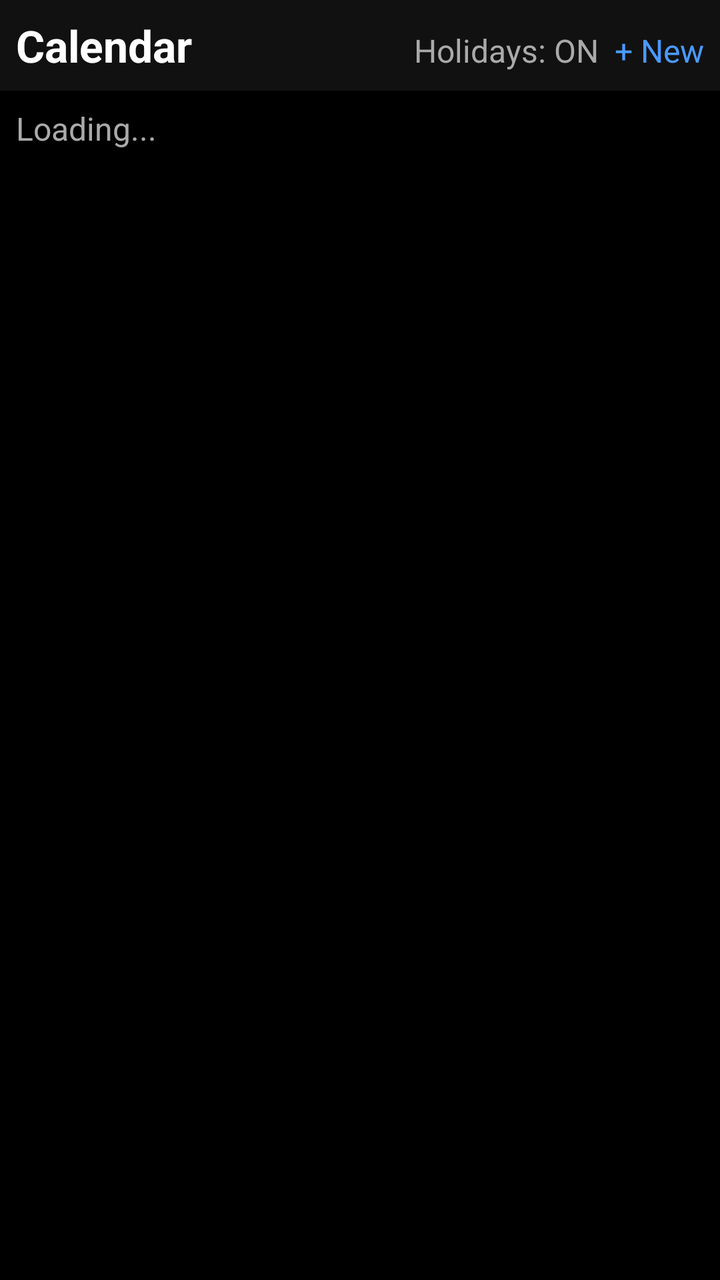
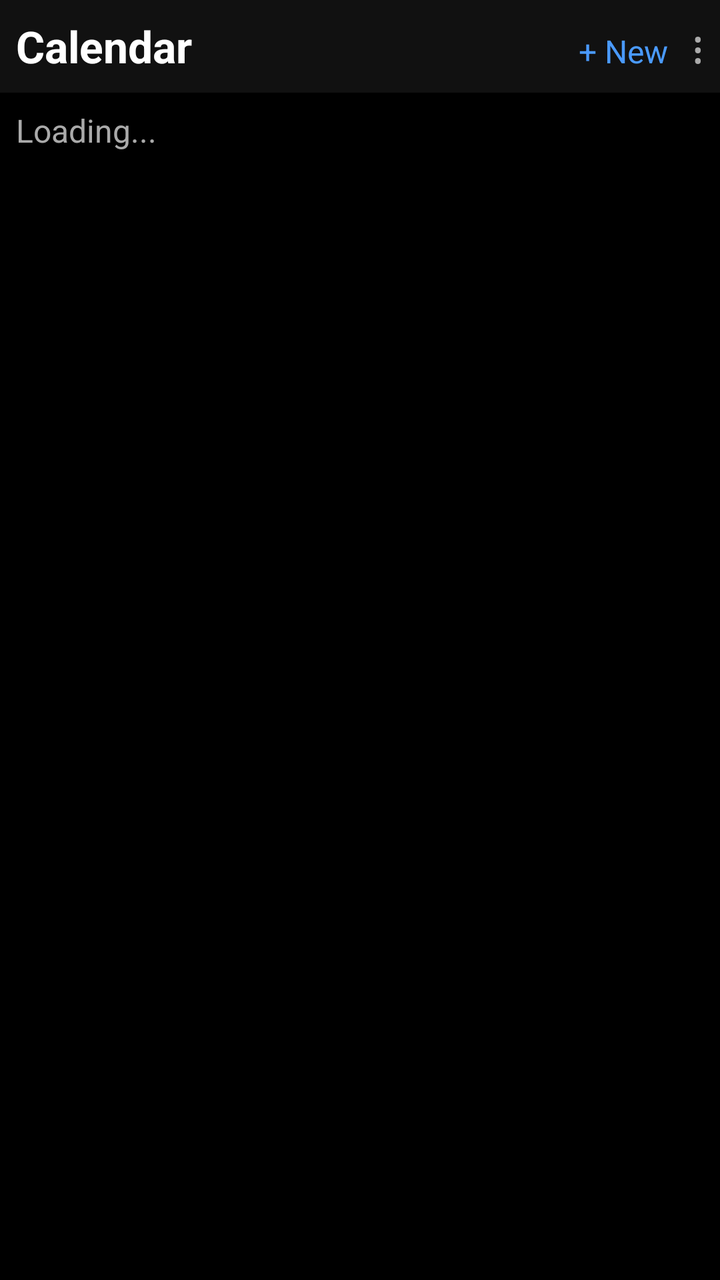

Screens rendered from an Android XML layout before and after an edit, with the pre-edit source and the edit as a unified diff.
<!-- AndroidManifest.xml: application theme Theme.Flip2Calendar -->
<!-- res/layout/activity_main.xml -->
<?xml version="1.0" encoding="utf-8"?>
<LinearLayout xmlns:android="http://schemas.android.com/apk/res/android"
    android:layout_width="match_parent"
    android:layout_height="match_parent"
    android:orientation="vertical"
    android:background="#000000">

    <LinearLayout
        android:id="@+id/toolbar"
        android:layout_width="match_parent"
        android:layout_height="wrap_content"
        android:orientation="horizontal"
        android:padding="8dp"
        android:background="#111111">

        <TextView
            android:id="@+id/tvTitle"
            android:maxLines="2"
            android:singleLine="false"
            android:layout_width="0dp"
            android:layout_height="wrap_content"
            android:layout_weight="1"
            android:text="Calendar"
            android:textColor="#FFFFFF"
            android:textSize="22sp"
            android:textStyle="bold" />

        <TextView
            android:id="@+id/tvHolidayToggle"
            android:layout_width="wrap_content"
            android:layout_height="wrap_content"
            android:text="Holidays: ON"
            android:textColor="#AAAAAA"
            android:textSize="16sp"
            android:paddingStart="8dp"
            android:focusable="true"
            android:clickable="true" />

        <TextView
            android:id="@+id/tvNewEvent"
            android:layout_width="wrap_content"
            android:layout_height="wrap_content"
            android:text="+ New"
            android:textColor="#4a9aff"
            android:textSize="16sp"
            android:paddingStart="8dp"
            android:focusable="true"
            android:clickable="true" />

    </LinearLayout>

    <TextView
        android:id="@+id/tvStatus"
        android:layout_width="match_parent"
        android:layout_height="wrap_content"
        android:text="Loading..."
        android:textColor="#AAAAAA"
        android:textSize="16sp"
        android:padding="8dp"
        android:visibility="visible" />

    <ListView
        android:id="@+id/listView"
        android:layout_width="match_parent"
        android:layout_height="0dp"
        android:layout_weight="1"
        android:divider="#222222"
        android:dividerHeight="1dp"
        android:scrollbars="vertical"
        android:focusable="true"
        android:drawSelectorOnTop="false"
        android:listSelector="@drawable/list_item_selector"
        android:focusableInTouchMode="true" />

</LinearLayout>
<!-- resources referenced by this layout -->
<resources>
  <!-- drawable list_item_selector (drawable) -->
  <?xml version="1.0" encoding="utf-8"?>
  <selector xmlns:android="http://schemas.android.com/apk/res/android">
      <item android:state_selected="true"
          android:drawable="@color/item_focused" />
      <item android:state_pressed="true"
          android:drawable="@color/item_focused" />
      <item android:drawable="@android:color/transparent" />
  </selector>
  <style name="Theme.Flip2Calendar" parent="Base.Theme.Flip2Calendar" />
  <color name="item_focused">#2a4a7a</color>
  <style name="Base.Theme.Flip2Calendar" parent="Theme.Material3.DayNight.NoActionBar">
          
          
      </style>
</resources>

<!-- the commit's change to res/layout/activity_main.xml (unified diff, before → after) -->
@@ -1,5 +1,6 @@
 <?xml version="1.0" encoding="utf-8"?>
 <LinearLayout xmlns:android="http://schemas.android.com/apk/res/android"
+    xmlns:tools="http://schemas.android.com/tools"
     android:layout_width="match_parent"
     android:layout_height="match_parent"
     android:orientation="vertical"
@@ -11,30 +12,21 @@
         android:layout_height="wrap_content"
         android:orientation="horizontal"
         android:padding="8dp"
-        android:background="#111111">
+        android:background="#111111"
+        android:focusable="false">
 
         <TextView
             android:id="@+id/tvTitle"
-            android:maxLines="2"
-            android:singleLine="false"
             android:layout_width="0dp"
             android:layout_height="wrap_content"
             android:layout_weight="1"
             android:text="Calendar"
             android:textColor="#FFFFFF"
             android:textSize="22sp"
-            android:textStyle="bold" />
-
-        <TextView
-            android:id="@+id/tvHolidayToggle"
-            android:layout_width="wrap_content"
-            android:layout_height="wrap_content"
-            android:text="Holidays: ON"
-            android:textColor="#AAAAAA"
-            android:textSize="16sp"
-            android:paddingStart="8dp"
-            android:focusable="true"
-            android:clickable="true" />
+            android:textStyle="bold"
+            android:maxLines="2"
+            android:singleLine="false"
+            tools:ignore="HardcodedText" />
 
         <TextView
             android:id="@+id/tvNewEvent"
@@ -44,6 +36,17 @@
             android:textColor="#4a9aff"
             android:textSize="16sp"
             android:paddingStart="8dp"
+            android:focusable="true"
+            android:clickable="true"
+            android:nextFocusDown="@id/listView"/>
+        <TextView
+            android:id="@+id/tvOptions"
+            android:layout_width="wrap_content"
+            android:layout_height="wrap_content"
+            android:text="⋮"
+            android:textColor="#AAAAAA"
+            android:textSize="22sp"
+            android:paddingStart="12dp"
             android:focusable="true"
             android:clickable="true" />
 
@@ -68,8 +71,9 @@
         android:dividerHeight="1dp"
         android:scrollbars="vertical"
         android:focusable="true"
+        android:focusableInTouchMode="true"
         android:drawSelectorOnTop="false"
         android:listSelector="@drawable/list_item_selector"
-        android:focusableInTouchMode="true" />
+        android:nextFocusUp="@id/tvNewEvent"/>
 
 </LinearLayout>
